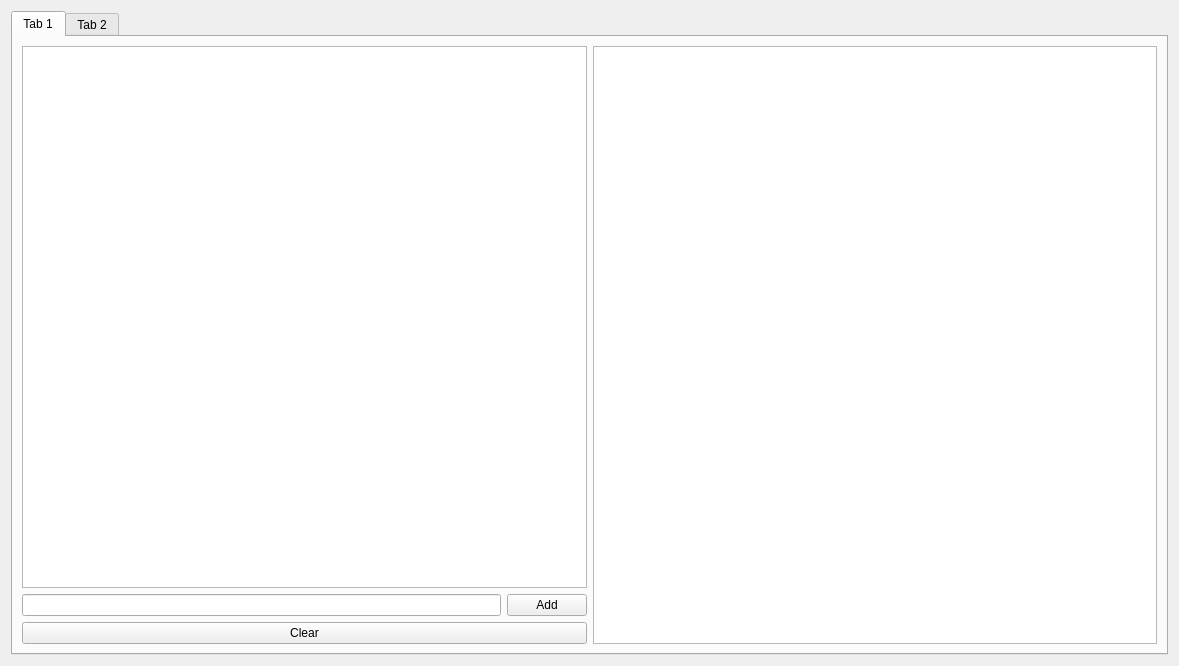
SyedAnasAlam/Productivity-App, file widget.ui: the form before one commit.
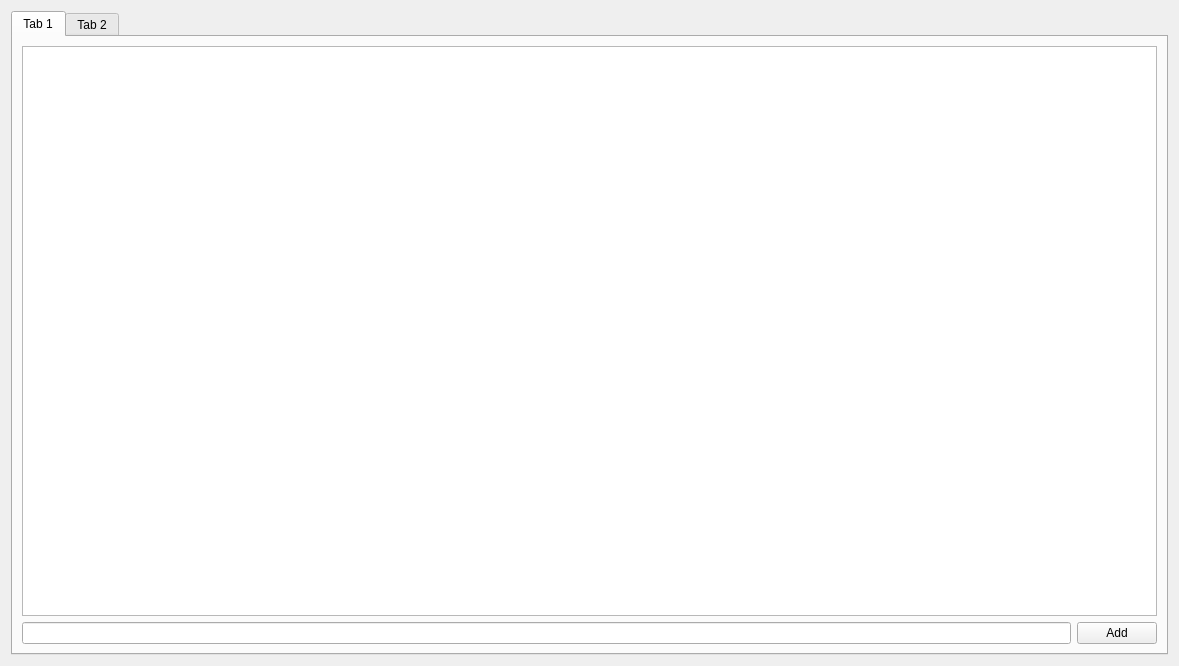
The form after the commit.

Commit message: Added todo list functionality

```diff
--- a/widget.ui
+++ b/widget.ui
@@ -49,18 +49,8 @@
            </item>
           </layout>
          </item>
-         <item>
-          <widget class="QPushButton" name="todoClearBtn">
-           <property name="text">
-            <string>Clear</string>
-           </property>
-          </widget>
-         </item>
         </layout>
        </item>
-       <item>
-        <widget class="QGraphicsView" name="graphicsView"/>
-       </item>
       </layout>
      </widget>
      <widget class="QWidget" name="tab_2">
```
The commit also changes 9 other files.
